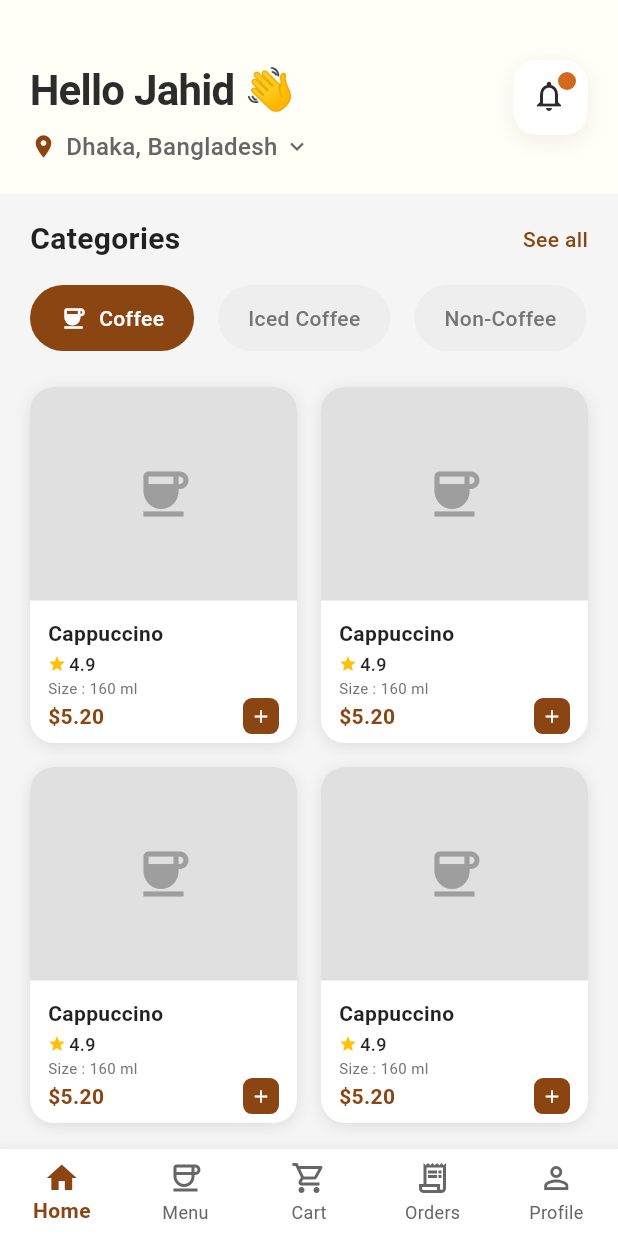
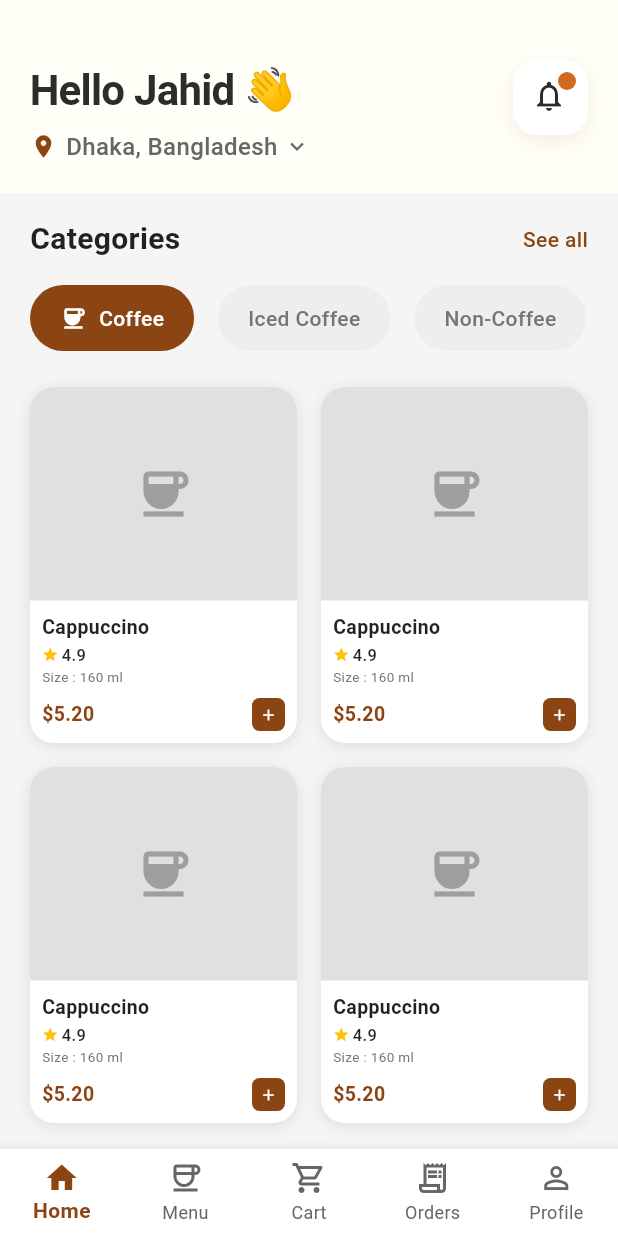
Before and after one commit to 0Jahid/brew_cart, a Flutter app: the CoffeeShopPage screen opened by its route, on a phone screen of 412 x 824 dp. Run offline on Flutter 3.47's test engine with Material 3 defaults, Android fonts, the phone set to English and light mode, and no system bars; our stand-ins replace equatable, flutter_svg, go_router.

Commit message:
fixex the overflow issu of coffee cardview

```diff
--- a/lib/shared/widgets/coffee_card.dart
+++ b/lib/shared/widgets/coffee_card.dart
@@ -71,38 +71,34 @@ class CoffeeCard extends StatelessWidget {
           Expanded(
             flex: 2,
             child: Padding(
-              padding: const EdgeInsets.all(12),
+              padding: const EdgeInsets.all(8),
               child: Column(
                 crossAxisAlignment: CrossAxisAlignment.start,
-                mainAxisAlignment: MainAxisAlignment.spaceBetween,
                 children: [
                   // Name and Rating
-                  Column(
-                    crossAxisAlignment: CrossAxisAlignment.start,
-                    children: [
                   Text(
                     name,
                     style: const TextStyle(
-                          fontSize: 14,
+                      fontSize: 13,
                       fontWeight: FontWeight.w600,
                       color: Colors.black87,
                     ),
                     maxLines: 1,
                     overflow: TextOverflow.ellipsis,
                   ),
-                      const SizedBox(height: 2),
+                  const SizedBox(height: 1),
                   Row(
                     children: [
                       const Icon(
                         Icons.star,
-                            size: 12,
+                        size: 11,
                         color: Colors.amber,
                       ),
                       const SizedBox(width: 2),
                       Text(
                         rating.toString(),
                         style: const TextStyle(
-                              fontSize: 12,
+                          fontSize: 11,
                           fontWeight: FontWeight.w500,
                           color: Colors.black87,
                         ),
@@ -112,12 +108,12 @@ class CoffeeCard extends StatelessWidget {
                   Text(
                     'Size : $size',
                     style: TextStyle(
-                          fontSize: 10,
+                      fontSize: 9,
                       color: Colors.grey[600],
                     ),
                   ),
-                    ],
-                  ),
+
+                  const Spacer(),
 
                   // Price and Add Button
                   Row(
@@ -126,7 +122,7 @@ class CoffeeCard extends StatelessWidget {
                       Text(
                         '\$${price.toStringAsFixed(2)}',
                         style: TextStyle(
-                          fontSize: 14,
+                          fontSize: 13,
                           fontWeight: FontWeight.w600,
                           color: AppColors.primary,
                         ),
@@ -134,16 +130,16 @@ class CoffeeCard extends StatelessWidget {
                       GestureDetector(
                         onTap: onAddPressed,
                         child: Container(
-                          width: 24,
-                          height: 24,
+                          width: 22,
+                          height: 22,
                           decoration: BoxDecoration(
                             color: AppColors.primary,
-                            borderRadius: BorderRadius.circular(6),
+                            borderRadius: BorderRadius.circular(5),
                           ),
                           child: const Icon(
                             Icons.add,
                             color: Colors.white,
-                            size: 14,
+                            size: 12,
                           ),
                         ),
                       ),
```
Lines whose indentation alone changed are shown as unchanged.
